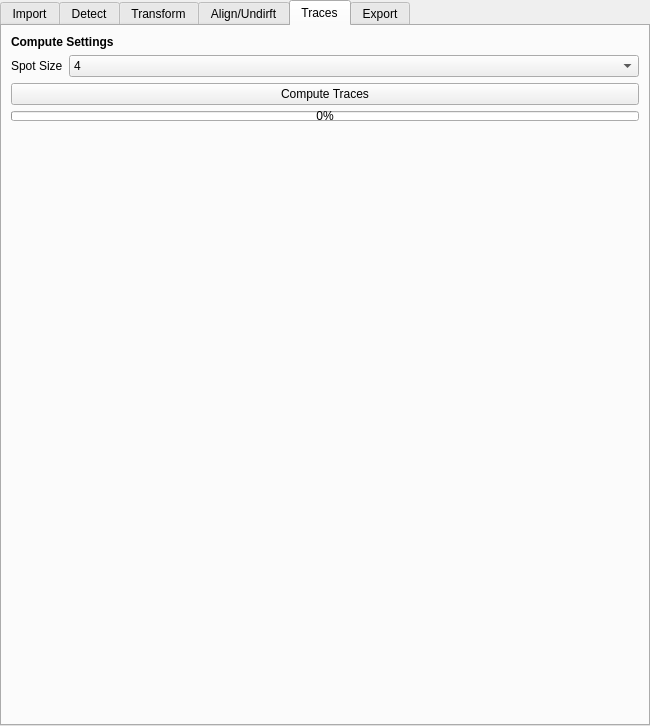
The window that src/napari_gapseq2/widget_ui.ui (piedrro/napari-GapSeq2) describes before a commit, drawn with Qt 5.
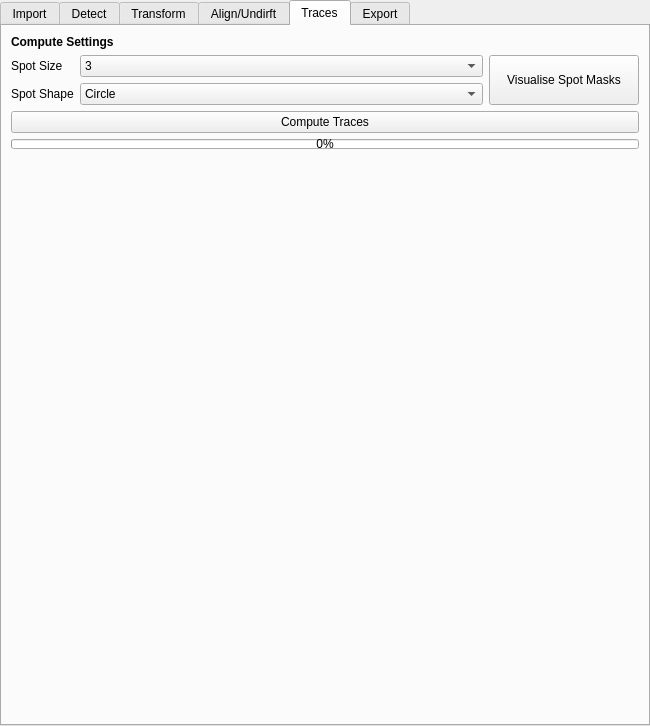
The same window after the commit. The open tabs and pages were chosen to show the change.

Commit message: added trace processing with shared memories for multiple images

The edit to the form file:
```diff
--- a/src/napari_gapseq2/widget_ui.ui
+++ b/src/napari_gapseq2/widget_ui.ui
@@ -1059,6 +1059,27 @@
      </widget>
     </item>
     <item>
+     <layout class="QGridLayout" name="gridLayout_2">
+      <item row="0" column="2">
+       <widget class="QPushButton" name="traces_visualise_masks">
+        <property name="sizePolicy">
+         <sizepolicy hsizetype="Minimum" vsizetype="Preferred">
+          <horstretch>0</horstretch>
+          <verstretch>0</verstretch>
+         </sizepolicy>
+        </property>
+        <property name="maximumSize">
+         <size>
+          <width>150</width>
+          <height>16777215</height>
+         </size>
+        </property>
+        <property name="text">
+         <string>Visualise Spot Masks</string>
+        </property>
+       </widget>
+      </item>
+      <item row="0" column="1">
      <layout class="QFormLayout" name="formLayout_9">
       <item row="0" column="0">
        <widget class="QLabel" name="label_30">
@@ -1072,6 +1093,11 @@
         <property name="currentIndex">
          <number>0</number>
         </property>
+          <item>
+           <property name="text">
+            <string>3</string>
+           </property>
+          </item>
         <item>
          <property name="text">
           <string>4</string>
@@ -1108,6 +1134,29 @@
          </property>
         </item>
        </widget>
+        </item>
+        <item row="1" column="0">
+         <widget class="QLabel" name="label_31">
+          <property name="text">
+           <string>Spot Shape</string>
+          </property>
+         </widget>
+        </item>
+        <item row="1" column="1">
+         <widget class="QComboBox" name="traces_spot_shape">
+          <item>
+           <property name="text">
+            <string>Circle</string>
+           </property>
+          </item>
+          <item>
+           <property name="text">
+            <string>Square</string>
+           </property>
+          </item>
+         </widget>
+        </item>
+       </layout>
       </item>
      </layout>
     </item>
```
Lines whose indentation alone changed are shown as unchanged. The commit also changes 3 other files.
